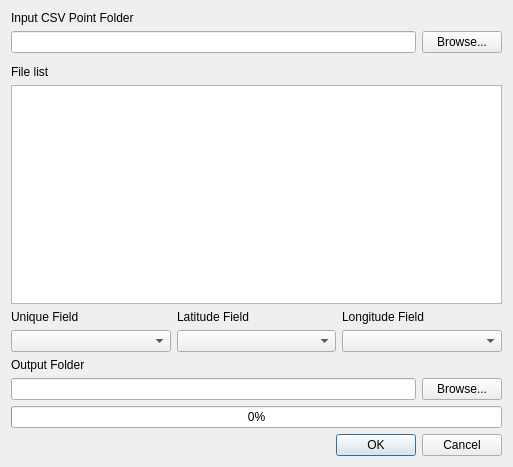
thangqd/HCMGIS, file forms/hcmgis_csv2shp_form.ui: the form before one commit.
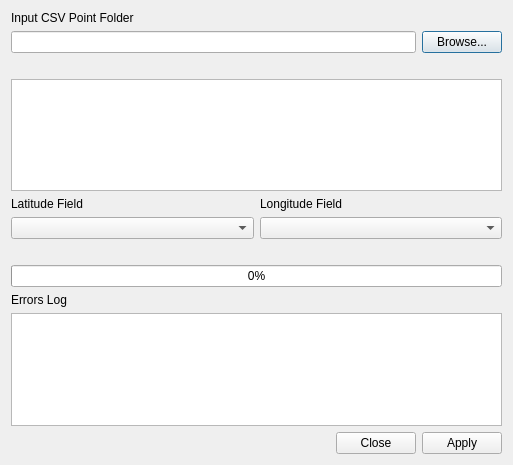
The form after the commit. Custom widgets are drawn as their Qt base class.

Diff of the .ui file:
```diff
--- a/forms/hcmgis_csv2shp_form.ui
+++ b/forms/hcmgis_csv2shp_form.ui
@@ -13,9 +13,15 @@
     <x>0</x>
     <y>0</y>
     <width>513</width>
-    <height>467</height>
+    <height>465</height>
    </rect>
   </property>
+  <property name="font">
+   <font>
+    <weight>50</weight>
+    <bold>false</bold>
+   </font>
+  </property>
   <property name="mouseTracking">
    <bool>false</bool>
   </property>
@@ -76,12 +82,15 @@
     </layout>
    </item>
    <item>
-    <widget class="QgsFileWidget" name="browsefile"/>
-   </item>
-   <item>
-    <widget class="QLabel" name="label_3">
+    <widget class="QLabel" name="lblCSV">
+     <property name="font">
+      <font>
+       <weight>75</weight>
+       <bold>true</bold>
+      </font>
+     </property>
      <property name="text">
-      <string>File list</string>
+      <string/>
      </property>
      <property name="alignment">
       <set>Qt::AlignBottom|Qt::AlignLeading|Qt::AlignLeft</set>
@@ -89,101 +98,48 @@
     </widget>
    </item>
    <item>
-    <widget class="QListView" name="lsCSV">
-     <property name="dragEnabled">
-      <bool>false</bool>
-     </property>
-     <property name="dragDropMode">
-      <enum>QAbstractItemView::DragDrop</enum>
-     </property>
-    </widget>
+    <widget class="QListWidget" name="lsCSV"/>
    </item>
    <item>
     <layout class="QGridLayout" name="gridLayout_2">
-     <item row="2" column="3">
-      <widget class="QComboBox" name="shape_id_field"/>
-     </item>
-     <item row="0" column="3">
-      <widget class="QLabel" name="label_6">
-       <property name="text">
-        <string>Unique Field</string>
-       </property>
-      </widget>
-     </item>
      <item row="2" column="4">
-      <widget class="QComboBox" name="latitude_field"/>
+      <widget class="QComboBox" name="longitude_field"/>
      </item>
      <item row="0" column="4">
-      <widget class="QLabel" name="label_8">
-       <property name="text">
-        <string>Latitude Field</string>
-       </property>
-      </widget>
-     </item>
-     <item row="0" column="5">
       <widget class="QLabel" name="label_7">
        <property name="text">
         <string>Longitude Field</string>
        </property>
       </widget>
      </item>
-     <item row="2" column="5">
-      <widget class="QComboBox" name="longitude_field"/>
+     <item row="2" column="3">
+      <widget class="QComboBox" name="latitude_field"/>
+     </item>
+     <item row="0" column="3">
+      <widget class="QLabel" name="label_8">
+       <property name="text">
+        <string>Latitude Field</string>
+       </property>
+      </widget>
      </item>
     </layout>
    </item>
    <item>
-    <widget class="QLabel" name="label_10">
+    <layout class="QGridLayout" name="gridLayout_4"/>
+   </item>
+   <item>
+    <widget class="QLabel" name="lblStatus">
+     <property name="font">
+      <font>
+       <weight>75</weight>
+       <bold>true</bold>
+      </font>
+     </property>
      <property name="text">
-      <string>Output Folder</string>
-     </property>
-     <property name="alignment">
-      <set>Qt::AlignBottom|Qt::AlignLeading|Qt::AlignLeft</set>
+      <string/>
      </property>
     </widget>
    </item>
-   <item>
-    <layout class="QGridLayout" name="gridLayout_4">
-     <item row="0" column="0">
-      <widget class="QLineEdit" name="LinOutputFolder">
-       <property name="enabled">
-        <bool>true</bool>
-       </property>
-       <property name="mouseTracking">
-        <bool>true</bool>
-       </property>
-       <property name="focusPolicy">
-        <enum>Qt::StrongFocus</enum>
-       </property>
-       <property name="acceptDrops">
-        <bool>false</bool>
-       </property>
-       <property name="text">
-        <string/>
-       </property>
-       <property name="readOnly">
-        <bool>false</bool>
-       </property>
-      </widget>
-     </item>
-     <item row="0" column="1">
-      <widget class="QPushButton" name="BtnOutputFolder">
-       <property name="enabled">
-        <bool>true</bool>
-       </property>
-       <property name="font">
-        <font>
-         <weight>50</weight>
-         <bold>false</bold>
-        </font>
-       </property>
-       <property name="text">
-        <string>Browse...</string>
-       </property>
-      </widget>
-     </item>
-    </layout>
-   </item>
    <item>
     <widget class="QProgressBar" name="status">
      <property name="value">
@@ -191,13 +147,23 @@
      </property>
     </widget>
    </item>
+   <item>
+    <widget class="QLabel" name="label">
+     <property name="text">
+      <string>Errors Log</string>
+     </property>
+    </widget>
+   </item>
+   <item>
+    <widget class="QTextEdit" name="txtError"/>
+   </item>
    <item>
     <widget class="QDialogButtonBox" name="BtnOKCancel">
      <property name="orientation">
       <enum>Qt::Horizontal</enum>
      </property>
      <property name="standardButtons">
-      <set>QDialogButtonBox::Cancel|QDialogButtonBox::Ok</set>
+      <set>QDialogButtonBox::Apply|QDialogButtonBox::Close</set>
      </property>
      <property name="centerButtons">
       <bool>false</bool>
@@ -206,13 +172,6 @@
    </item>
   </layout>
  </widget>
- <customwidgets>
-  <customwidget>
-   <class>QgsFileWidget</class>
-   <extends>QWidget</extends>
-   <header>qgsfilewidget.h</header>
-  </customwidget>
- </customwidgets>
  <tabstops>
   <tabstop>BtnOKCancel</tabstop>
  </tabstops>
```
Left out of the diff: 2 changed lines with no effect on the pictures.
